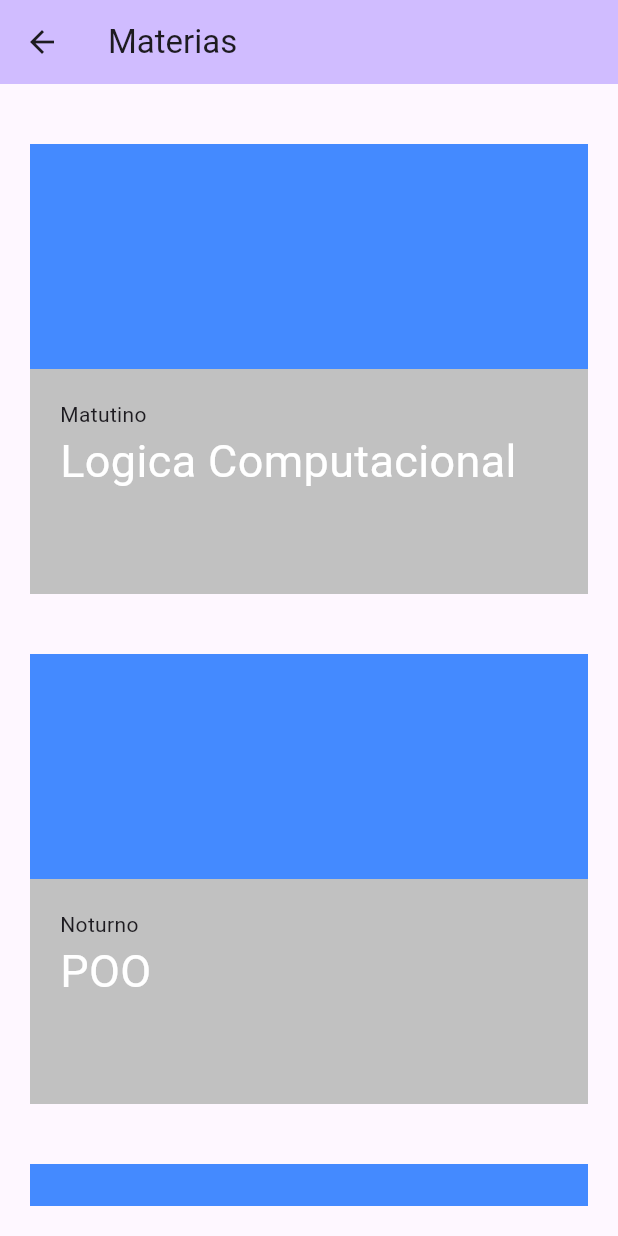
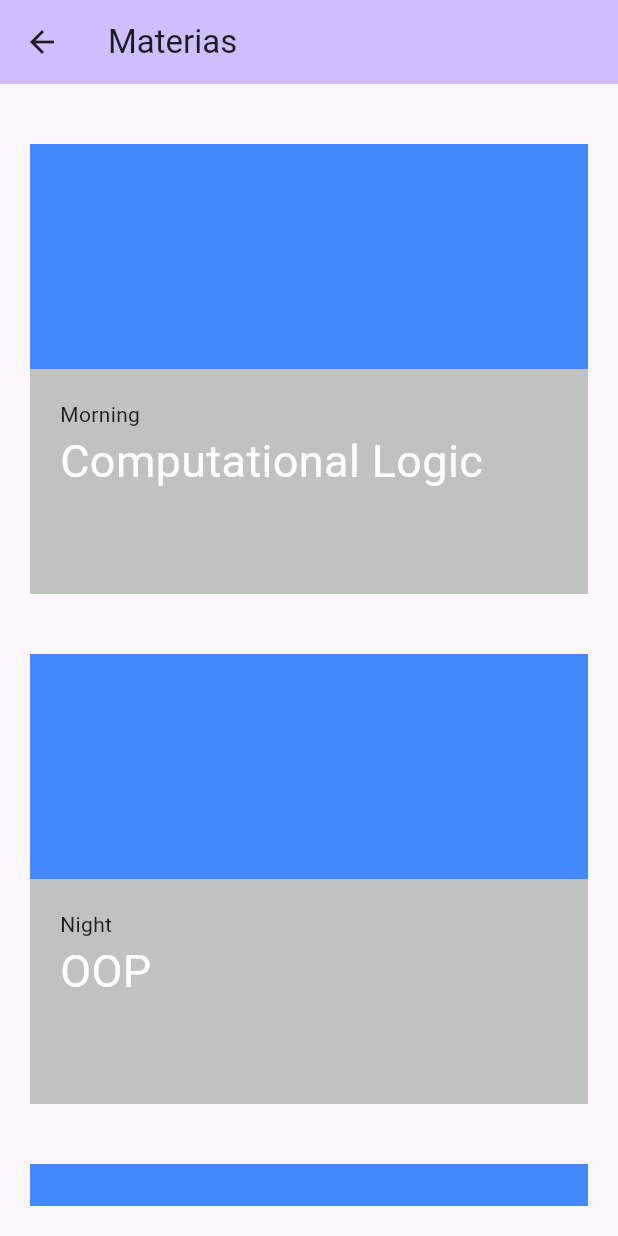
Before and after one commit to samueloliveiravs/shawn_app, a Flutter app: the MateriasPage screen opened by its route, on a phone screen of 412 x 824 dp. Run offline on Flutter 3.47's test engine with Material 3 defaults, Android fonts, the phone set to English and light mode, and no system bars; our stand-ins replace audioplayers, easy_localization, firebase_auth, firebase_core, geolocator, google_fonts and 3 more; accounts and stored records are empty; network calls fail.

```diff
--- /dev/null
+++ b/assets/translations/en-US.json
@@ -0,0 +1,17 @@
+{
+  "apptitle": "Welcome",
+  "wellcome": "Welcome to Shawn App",
+  "options": "Chose an option",
+
+  "logic": "Computational Logic",
+  "oop": "OOP",
+  "data_structures": "Data Structures",
+  "algorithms": "Algorithms",
+  "discrete_math": "Discrete Mathematics",
+  "operations_research": "Operations Research",
+  "database": "Database",
+
+  "morning": "Morning",
+  "afternoon": "Afternoon",
+  "night": "Night"
+}
--- /dev/null
+++ b/assets/translations/pt-BR.json
@@ -0,0 +1,17 @@
+{
+  "apptitle": "Bem-Vindo",
+  "wellcome": "Seja bem-vindo ao Shawn App",
+  "options": "Escolha uma opção",
+
+  "logic": "Lógica Computacional",
+  "oop": "POO",
+  "data_structures": "Estrutura de Dados",
+  "algorithms": "Algoritmos",
+  "discrete_math": "Matemática Discreta",
+  "operations_research": "Pesquisa Operacional",
+  "database": "Banco de Dados",
+
+  "morning": "Matutino",
+  "afternoon": "Vespertino",
+  "night": "Noturno"
+}
--- a/lib/pages/materias_page.dart
+++ b/lib/pages/materias_page.dart
@@ -1,3 +1,4 @@
+import 'package:easy_localization/easy_localization.dart';
 import 'package:flutter/material.dart';
 import 'package:shawn_app/models/aula.dart';
 import 'package:shawn_app/shared/widgets/card_materias.dart';
@@ -16,13 +17,13 @@ class MateriasPage extends StatelessWidget {
   // ];
 
   final materias = [
-    Aula(materia: "Logica Computacional", turno: "Matutino"),
-    Aula(materia: "POO", turno: "Noturno"),
-    Aula(materia: "Estrutura de Dados", turno: "Matutino"),
-    Aula(materia: "Algoritmos", turno: "Vespertino"),
-    Aula(materia: "Matematica Indiscreta", turno: "Verspertino"),
-    Aula(materia: "Pesquisa Operacional", turno: "Noturno"),
-    Aula(materia: "Banco de Dados", turno: "Noturno"),
+    Aula(materia: "logic".tr(), turno: "morning".tr()),
+    Aula(materia: "oop".tr(), turno: "night".tr()),
+    Aula(materia: "data_structures".tr(), turno: "morning".tr()),
+    Aula(materia: "algorithms".tr(), turno: "afternoon".tr()),
+    Aula(materia: "discrete_math".tr(), turno: "afternoon".tr()),
+    Aula(materia: "operations_research".tr(), turno: "night".tr()),
+    Aula(materia: "database".tr(), turno: "night".tr()),
   ];
 
   @override
--- a/lib/routes/app_pages.dart
+++ b/lib/routes/app_pages.dart
@@ -7,6 +7,7 @@ import 'package:shawn_app/pages/media_page.dart';
 import 'package:shawn_app/pages/pegar_localizacao.dart';
 import 'package:shawn_app/pages/shaw_home.dart';
 import 'package:shawn_app/pages/todos_page.dart';
+import 'package:shawn_app/pages/wellcome_page.dart';
 import 'package:shawn_app/routes/app_routes.dart';
 
 class AppPages {
@@ -19,5 +20,7 @@ class AppPages {
     AppRoutes.media: (context) => MediaPage(),
     AppRoutes.heroPage: (context) => HeroPage(),
     AppRoutes.locPage: (context) => PegarLocalizacao(),
+    AppRoutes.wellcome: (context) => WellcomePage(),
+    AppRoutes.login: (context) => LoginPage(),
   };
 }
--- a/lib/routes/app_routes.dart
+++ b/lib/routes/app_routes.dart
@@ -7,4 +7,6 @@ class AppRoutes {
   static const String media = "/media";
   static const String heroPage = "/heroPage";
   static const String locPage = "/locPage";
+  static const String wellcome = "/wellcome";
+  static const String login = "/login";
 }
--- a/lib/shaw_app.dart
+++ b/lib/shaw_app.dart
@@ -1,3 +1,4 @@
+import 'package:easy_localization/easy_localization.dart';
 import 'package:flutter/material.dart';
 import 'package:provider/provider.dart';
 import 'package:shawn_app/controllers/theme_controller.dart';
@@ -12,10 +13,13 @@ class ShawApp extends StatelessWidget {
     var themeController = context.watch<ThemeController>();
 
     return MaterialApp(
-      initialRoute: AppRoutes.locPage,
+      initialRoute: AppRoutes.login,
       routes: AppPages.routes,
       debugShowCheckedModeBanner: false,
       theme: themeController.isDark ? ThemeData.dark() : ThemeData.light(),
+      localizationsDelegates: context.localizationDelegates,
+      supportedLocales: context.supportedLocales,
+      locale: context.locale,
     );
   }
 }
--- a/pubspec.yaml
+++ b/pubspec.yaml
@@ -36,12 +36,15 @@ dependencies:
   audioplayers: ^6.6.0
   video_player: ^2.11.1
   geolocator: ^14.0.2
+  easy_localization: ^3.0.8
+  firebase_auth: ^6.5.1
   flutter:
     sdk: flutter
 
   # The following adds the Cupertino Icons font to your application.
   # Use with the CupertinoIcons class for iOS style icons.
   cupertino_icons: ^1.0.8
+  firebase_core: ^4.9.0
 
 dev_dependencies:
   flutter_test:
@@ -66,6 +69,7 @@ flutter:
 
   # To add assets to your application, add an assets section, like this:
   assets:
+    - assets/translations/
     - assets/splash.json
     - assets/sounds/audio1.mp3
     - assets/sounds/audio2.mp3
```
Also changed, not shown: lib/main.dart (+14 -4 lines), lib/pages/login_page.dart (+52 -2 lines), lib/pages/shaw_home.dart (+6 -1 lines), lib/pages/wellcome_page.dart (added, +48 -0 lines), firebase.json (added), lib/firebase_options.dart (added), pubspec.lock, 11 other files.
